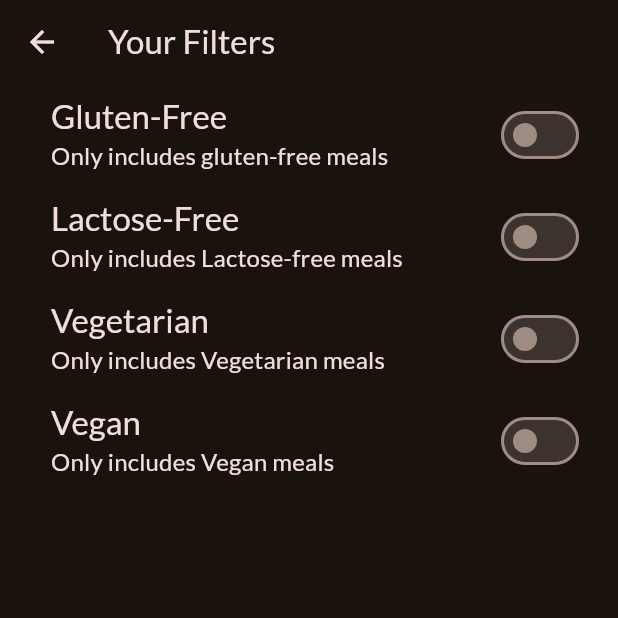
After one commit to MohammedAfthab18/meals, a Flutter app: the FiltersScreen screen opened directly, on a phone screen of 412 x 824 dp, the top half of it. The commit adds this screen. Run offline on Flutter 3.47's test engine with Material 3 defaults, Android fonts, the phone set to English and light mode, and no system bars; our stand-ins replace google_fonts, transparent_image.

Commit message:
Replace Screens with navigator.of(context)

```diff
--- a/lib/main.dart
+++ b/lib/main.dart
@@ -4,7 +4,7 @@ import 'package:google_fonts/google_fonts.dart';
 import 'package:meals/screens/tabs.dart';
 
 final theme = ThemeData(
-  useMaterial3: true,
+  // useMaterial3: true,
   colorScheme: ColorScheme.fromSeed(
     brightness: Brightness.dark,
     seedColor: const Color.fromARGB(255, 131, 57, 0),
--- /dev/null
+++ b/lib/screens/filters.dart
@@ -0,0 +1,133 @@
+import 'package:flutter/material.dart';
+// import 'package:meals/screens/tabs.dart';
+// import 'package:meals/widgets/main_drawer.dart';
+
+class FiltersScreen extends StatefulWidget {
+  const FiltersScreen({super.key});
+
+  @override
+  State<FiltersScreen> createState() => _FiltersScreenState();
+}
+
+class _FiltersScreenState extends State<FiltersScreen> {
+  var _glutenFreeFilterSet = false;
+  var _lactoseFreeFilterSet = false;
+  var _vegetarianFilterSet = false;
+  var _veganFilterSet = false;
+
+  @override
+  Widget build(BuildContext context) {
+    return Scaffold(
+      appBar: AppBar(
+        title: const Text('Your Filters'),
+      ),
+      // Push Replacement Method
+      // drawer: MainDrawer(
+      //   onSelectScreen: ((identifier) {
+      //     Navigator.of(context).pop();
+      //     if (identifier == 'meals') {
+      //       Navigator.of(context).pushReplacement(
+      //         MaterialPageRoute(builder: (ctx) => const TabsScreen()),
+      //       );
+      //     }
+      //   }),
+      // ),
+      body: Column(
+        children: [
+          // Gluten Free
+          SwitchListTile(
+            value: _glutenFreeFilterSet,
+            onChanged: (isChecked) {
+              setState(() {
+                _glutenFreeFilterSet = isChecked;
+              });
+            },
+            title: Text(
+              'Gluten-Free',
+              style: Theme.of(context).textTheme.titleLarge!.copyWith(
+                    color: Theme.of(context).colorScheme.onBackground,
+                  ),
+            ),
+            subtitle: Text(
+              'Only includes gluten-free meals',
+              style: Theme.of(context).textTheme.titleMedium!.copyWith(
+                    color: Theme.of(context).colorScheme.onBackground,
+                  ),
+            ),
+            activeColor: Theme.of(context).colorScheme.tertiary,
+            contentPadding: const EdgeInsets.only(left: 34, right: 22),
+          ),
+          // Lactose Free
+           SwitchListTile(
+            value: _lactoseFreeFilterSet,
+            onChanged: (isChecked) {
+              setState(() {
+                _lactoseFreeFilterSet = isChecked;
+              });
+            },
+            title: Text(
+              'Lactose-Free',
+              style: Theme.of(context).textTheme.titleLarge!.copyWith(
+                    color: Theme.of(context).colorScheme.onBackground,
+                  ),
+            ),
+            subtitle: Text(
+              'Only includes Lactose-free meals',
+              style: Theme.of(context).textTheme.titleMedium!.copyWith(
+                    color: Theme.of(context).colorScheme.onBackground,
+                  ),
+            ),
+            activeColor: Theme.of(context).colorScheme.tertiary,
+            contentPadding: const EdgeInsets.only(left: 34, right: 22),
+          ),
+          // Vegetarian Food
+           SwitchListTile(
+            value: _vegetarianFilterSet,
+            onChanged: (isChecked) {
+              setState(() {
+                _vegetarianFilterSet = isChecked;
+              });
+            },
+            title: Text(
+              'Vegetarian',
+              style: Theme.of(context).textTheme.titleLarge!.copyWith(
+                    color: Theme.of(context).colorScheme.onBackground,
+                  ),
+            ),
+            subtitle: Text(
+              'Only includes Vegetarian meals',
+              style: Theme.of(context).textTheme.titleMedium!.copyWith(
+                    color: Theme.of(context).colorScheme.onBackground,
+                  ),
+            ),
+            activeColor: Theme.of(context).colorScheme.tertiary,
+            contentPadding: const EdgeInsets.only(left: 34, right: 22),
+          ),
+          //Vegan Food
+           SwitchListTile(
+            value: _veganFilterSet,
+            onChanged: (isChecked) {
+              setState(() {
+                _veganFilterSet = isChecked;
+              });
+            },
+            title: Text(
+              'Vegan',
+              style: Theme.of(context).textTheme.titleLarge!.copyWith(
+                    color: Theme.of(context).colorScheme.onBackground,
+                  ),
+            ),
+            subtitle: Text(
+              'Only includes Vegan meals',
+              style: Theme.of(context).textTheme.titleMedium!.copyWith(
+                    color: Theme.of(context).colorScheme.onBackground,
+                  ),
+            ),
+            activeColor: Theme.of(context).colorScheme.tertiary,
+            contentPadding: const EdgeInsets.only(left: 34, right: 22),
+          ),
+        ],
+      ),
+    );
+  }
+}
--- a/lib/screens/tabs.dart
+++ b/lib/screens/tabs.dart
@@ -1,6 +1,7 @@
 import 'package:flutter/material.dart';
 import 'package:meals/models/meal.dart';
 import 'package:meals/screens/categories.dart';
+import 'package:meals/screens/filters.dart';
 import 'package:meals/screens/meals.dart';
 import 'package:meals/widgets/main_drawer.dart';
 
@@ -47,9 +48,11 @@ class _TabsScreenState extends State<TabsScreen> {
   }
 
   void _setScreen(String identifier) {
-    if(identifier == 'filters'){
-    } else {
-      Navigator.of(context).pop();
+    Navigator.of(context).pop();
+    if (identifier == 'filters') {
+      Navigator.of(context).push(
+        MaterialPageRoute(builder: (ctx) => const FiltersScreen()),
+      );
     }
   }
 
@@ -72,7 +75,9 @@ class _TabsScreenState extends State<TabsScreen> {
       appBar: AppBar(
         title: Text(activePageTitle),
       ),
-      drawer: MainDrawer(onSelectScreen: _setScreen,),
+      drawer: MainDrawer(
+        onSelectScreen: _setScreen,
+      ),
       body: activePage,
       bottomNavigationBar: BottomNavigationBar(
         onTap: _selectPage,
```
